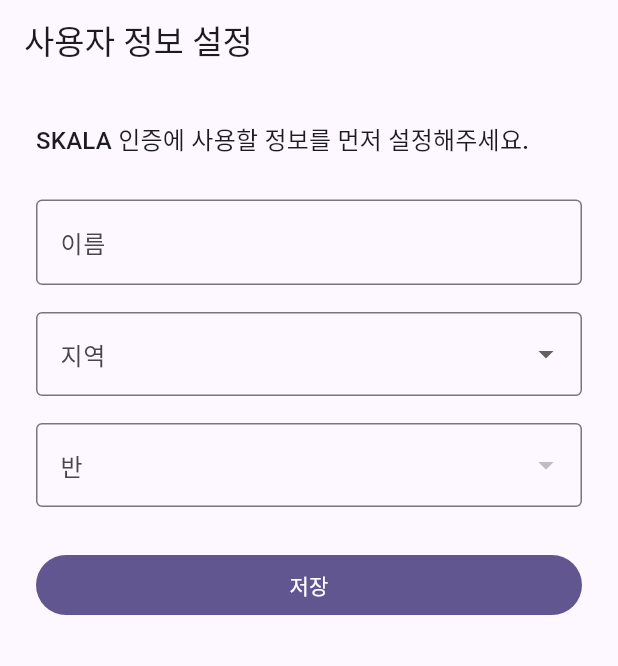
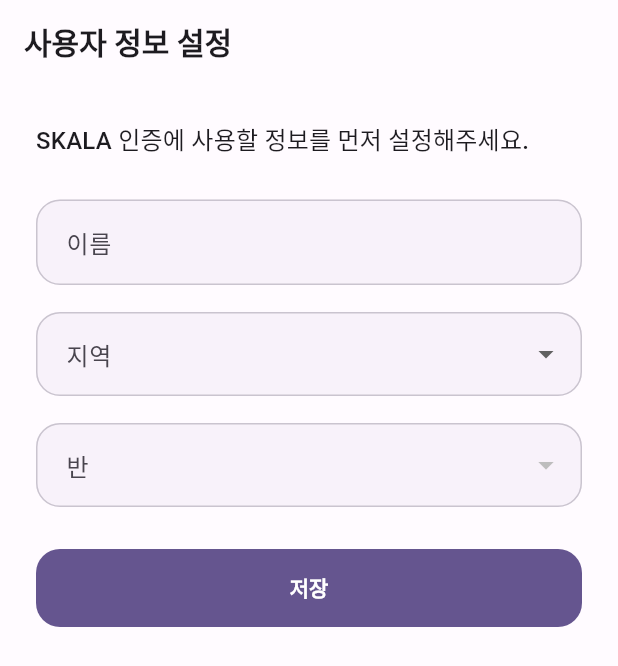
Before and after one commit to dh610/skaka-auto-lms, a Flutter app: the screen it shows after launch, on a phone screen of 412 x 824 dp. Shown: the top 666 px of the screen. Run offline on Flutter 3.47's test engine with Material 3 defaults, Android fonts, the phone set to English and light mode, and no system bars; our stand-ins replace app_links, flutter_local_notifications, shared_preferences, timezone; accounts and stored records are empty.

Commit message:
feat: polish app theme and attendance home

```diff
--- a/lib/app/app.dart
+++ b/lib/app/app.dart
@@ -8,6 +8,7 @@ import '../features/schedule/application/schedule_controller.dart';
 import '../features/schedule/application/notification_scheduler.dart';
 import '../features/schedule/data/schedule_store.dart';
 import '../features/schedule/data/local_notification_scheduler.dart';
+import 'app_theme.dart';
 
 class SkalaAttendanceApp extends StatefulWidget {
   const SkalaAttendanceApp({super.key, this.notificationScheduler});
@@ -84,10 +85,9 @@ class _SkalaAttendanceAppState extends State<SkalaAttendanceApp> {
       navigatorKey: _navigatorKey,
       debugShowCheckedModeBanner: false,
       title: 'SKALA 출결 도우미',
-      theme: ThemeData(
-        colorScheme: ColorScheme.fromSeed(seedColor: const Color(0xFF6B35FF)),
-        useMaterial3: true,
-      ),
+      theme: AppTheme.light(),
+      darkTheme: AppTheme.dark(),
+      themeMode: ThemeMode.system,
       home: _loading
           ? const Scaffold(body: Center(child: CircularProgressIndicator()))
           : _profile == null
--- /dev/null
+++ b/lib/app/app_theme.dart
@@ -0,0 +1,89 @@
+import 'package:flutter/material.dart';
+
+abstract final class AppTheme {
+  static const seedColor = Color(0xFF6750A4);
+
+  static ThemeData light() => _build(
+    ColorScheme.fromSeed(
+      seedColor: seedColor,
+      brightness: Brightness.light,
+      surface: const Color(0xFFFFFBFF),
+    ),
+  );
+
+  static ThemeData dark() => _build(
+    ColorScheme.fromSeed(seedColor: seedColor, brightness: Brightness.dark),
+  );
+
+  static ThemeData _build(ColorScheme colors) {
+    final roundedShape = RoundedRectangleBorder(
+      borderRadius: BorderRadius.circular(20),
+    );
+    return ThemeData(
+      colorScheme: colors,
+      useMaterial3: true,
+      scaffoldBackgroundColor: colors.surface,
+      appBarTheme: AppBarTheme(
+        centerTitle: false,
+        elevation: 0,
+        scrolledUnderElevation: 0,
+        backgroundColor: colors.surface,
+        foregroundColor: colors.onSurface,
+        titleTextStyle: TextStyle(
+          color: colors.onSurface,
+          fontSize: 20,
+          fontWeight: FontWeight.w700,
+        ),
+      ),
+      cardTheme: CardThemeData(
+        elevation: 0,
+        margin: EdgeInsets.zero,
+        color: colors.surfaceContainerLow,
+        shape: roundedShape,
+      ),
+      inputDecorationTheme: InputDecorationTheme(
+        filled: true,
+        fillColor: colors.surfaceContainerLow,
+        border: OutlineInputBorder(
+          borderRadius: BorderRadius.circular(16),
+          borderSide: BorderSide.none,
+        ),
+        enabledBorder: OutlineInputBorder(
+          borderRadius: BorderRadius.circular(16),
+          borderSide: BorderSide(color: colors.outlineVariant),
+        ),
+        focusedBorder: OutlineInputBorder(
+          borderRadius: BorderRadius.circular(16),
+          borderSide: BorderSide(color: colors.primary, width: 2),
+        ),
+        contentPadding: const EdgeInsets.symmetric(
+          horizontal: 16,
+          vertical: 16,
+        ),
+      ),
+      filledButtonTheme: FilledButtonThemeData(
+        style: FilledButton.styleFrom(
+          minimumSize: const Size(0, 52),
+          shape: RoundedRectangleBorder(
+            borderRadius: BorderRadius.circular(16),
+          ),
+          textStyle: const TextStyle(fontWeight: FontWeight.w700),
+        ),
+      ),
+      outlinedButtonTheme: OutlinedButtonThemeData(
+        style: OutlinedButton.styleFrom(
+          minimumSize: const Size(0, 48),
+          shape: RoundedRectangleBorder(
+            borderRadius: BorderRadius.circular(14),
+          ),
+        ),
+      ),
+      floatingActionButtonTheme: FloatingActionButtonThemeData(
+        elevation: 0,
+        shape: RoundedRectangleBorder(borderRadius: BorderRadius.circular(18)),
+      ),
+      dialogTheme: DialogThemeData(shape: roundedShape),
+      dividerTheme: DividerThemeData(color: colors.outlineVariant),
+    );
+  }
+}
```
Also changed, not shown: lib/features/attendance/presentation/attendance_screen.dart (+149 -33 lines).
